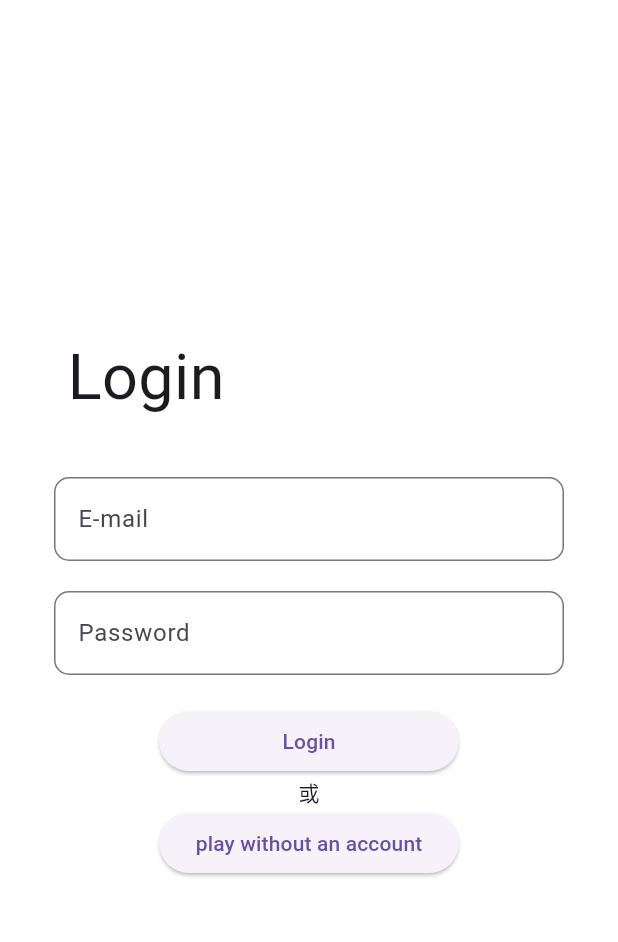
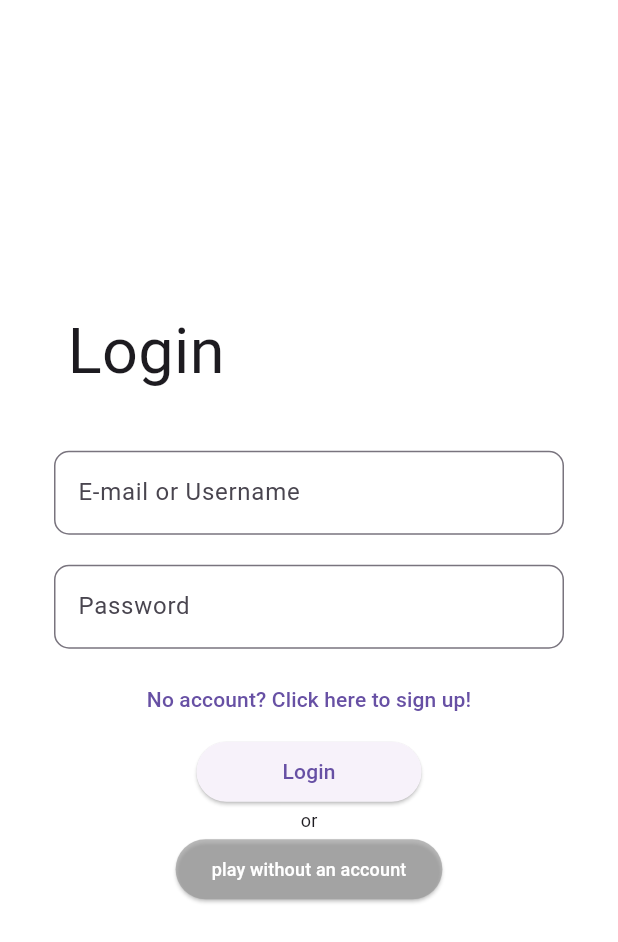
Before and after one commit to hungry-henry/Rhythm-Riddle, a Flutter app: the screen it shows after launch, on a phone screen of 412 x 824 dp. Shown: the top 942 px of the screen. Run offline on Flutter 3.47's test engine with Material 3 defaults, Android fonts, the light colour scheme and no system bars.

Commit message:
login logic(php api) finished but hive

```diff
--- a/lib/l10n/intl_en.arb
+++ b/lib/l10n/intl_en.arb
@@ -1,9 +1,11 @@
 {
     "name": "Rhythm Riddle",
     "login": "Login",
+    "or": "or",
+    "register": "No account? Click here to sign up!",
     "guest": "play without an account",
     "password": "Password",
-    "email": "E-mail",
+    "emailOrName": "E-mail or Username",
     "emptyemail": "Please enter your email",
     "emptypassword": "Please enter your password"
 }
--- a/lib/l10n/intl_zh.arb
+++ b/lib/l10n/intl_zh.arb
@@ -1,9 +1,11 @@
 {
     "name": "旋律疑谜",
     "login": "登录",
+    "or": "或",
+    "register": "没有账号? 点此注册!",
     "guest": "免登录进入",
     "password": "密码",
-    "email": "邮箱",
+    "emailOrName": "邮箱或用户名",
     "emptyemail": "请输入邮箱",
     "emptypassword": "请输入密码"
 }
--- a/lib/pages/login.dart
+++ b/lib/pages/login.dart
@@ -2,6 +2,8 @@ import 'package:flutter/material.dart';
 import '../generated/l10n.dart';
 import 'package:http/http.dart' as http;
 import 'dart:convert';
+import 'package:url_launcher/url_launcher.dart';
+
 
 Future<void> login(String username, String password) async {
   final response = await http.post(
@@ -24,12 +26,23 @@ Future<void> login(String username, String password) async {
   }
 }
 
+Future<void> _launchInBrowser(Uri url) async {
+    if (!await launchUrl(
+      url,
+      mode: LaunchMode.externalApplication,
+    )) {
+      throw Exception('Could not launch $url');
+    }
+}
+
+// ignore: use_key_in_widget_constructors
 class LoginPage extends StatefulWidget {
   @override
   _LoginPageState createState() => _LoginPageState();
 }
 
 class _LoginPageState extends State<LoginPage> {
+  Future<void>? _launched;
   final _formKey = GlobalKey<FormState>();
   final TextEditingController _emailController = TextEditingController();
   final TextEditingController _passwordController = TextEditingController();
@@ -52,6 +65,8 @@ class _LoginPageState extends State<LoginPage> {
 
   @override
   Widget build(BuildContext context) {
+    final Uri toLaunch =
+        Uri(scheme: 'http', host: 'hungryhenry.xyz', path: 'blog/admin');
   return Scaffold(
     backgroundColor: Colors.white,
     body: Center(
@@ -77,7 +92,7 @@ class _LoginPageState extends State<LoginPage> {
                     TextFormField(
                       controller: _emailController,
                       decoration: InputDecoration(
-                        labelText: S.current.email,
+                        labelText: S.current.emailOrName,
                         border: OutlineInputBorder(borderRadius: BorderRadius.circular(10)),
                       ),
                       keyboardType: TextInputType.emailAddress,
@@ -105,28 +120,51 @@ class _LoginPageState extends State<LoginPage> {
                         return null;
                       },
                     ),
-                    const SizedBox(height: 20),
+                    const SizedBox(height:10),
+
+                    //register
+                    TextButton(
+                      onPressed: () => setState(() {
+                        _launched = _launchInBrowser(toLaunch);
+                      }),
+                      style:ButtonStyle(
+                        backgroundColor: WidgetStateProperty.all<Color>(const Color.fromARGB(0, 0, 0, 0)),
+                      ),
+                      child: Text(
+                        S.current.register,
+                        style: const TextStyle(fontSize: 14),
+                      )
+                    ),
 
                     // 登录按钮
                     SizedBox(
-                      width:200,
+                      width:150,
                       child: ElevatedButton(
                         onPressed: _login,
                         child: Text(S.current.login),
                       )
                     ),
 
-                    const Text(
-                      "或",
-                      style: TextStyle(fontSize: 14),
+                    Text(
+                      S.current.or,
+                      style: const TextStyle(fontSize: 12),
                     ),
+
                     // 免登录进入
                     SizedBox(
-                      width:200,
                       child: ElevatedButton(
+                        style: ButtonStyle(
+                          backgroundColor: WidgetStateProperty.all<Color>(const Color.fromARGB(166, 151, 151, 151)),
+                        ),
                         onPressed: _guest,
-                        child: Text(S.current.guest),
-                    ),
+                        child: Text(
+                          S.current.guest,
+                          style:const TextStyle(
+                            color: Colors.white,
+                            fontSize: 12
+                            ),
+                          ),
+                      ),
                     )
                   ],
                 ),
--- a/pubspec.yaml
+++ b/pubspec.yaml
@@ -40,6 +40,7 @@ dependencies:
     sdk: flutter
   intl: any
   http: ^1.2.2
+  url_launcher: ^6.3.0
 
 dev_dependencies:
   flutter_test:
```
Also changed, not shown: lib/generated/intl/messages_en.dart, lib/generated/intl/messages_zh.dart, lib/generated/l10n.dart, pubspec.lock, 12 other files.
